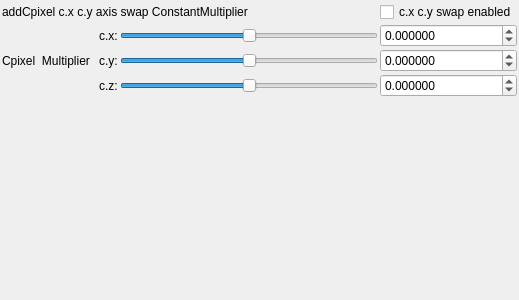
First picture: the form in mandelbulber2/qt_data/fractal_transf_add_Cpixel_CxCy_axis_swap.ui, repository buddhi1980/mandelbulber2, before the edit.
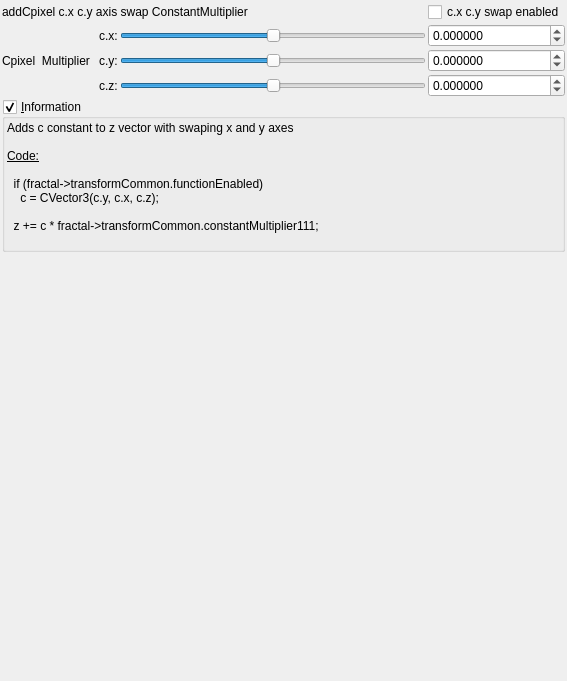
Second picture: the form after the edit. Custom widgets are drawn as their Qt base class.

Commit message: Added information box for addC transforms

What changed in the file:
```diff
--- a/mandelbulber2/qt_data/fractal_transf_add_Cpixel_CxCy_axis_swap.ui
+++ b/mandelbulber2/qt_data/fractal_transf_add_Cpixel_CxCy_axis_swap.ui
@@ -6,8 +6,8 @@
    <rect>
     <x>0</x>
     <y>0</y>
-    <width>519</width>
-    <height>300</height>
+    <width>567</width>
+    <height>681</height>
    </rect>
   </property>
   <property name="windowTitle">
@@ -240,6 +240,64 @@
      </item>
     </layout>
    </item>
+   <item>
+    <widget class="MyGroupBox" name="groupCheck_info">
+     <property name="title">
+      <string>&amp;Information</string>
+     </property>
+     <property name="flat">
+      <bool>false</bool>
+     </property>
+     <property name="checkable">
+      <bool>true</bool>
+     </property>
+     <layout class="QVBoxLayout" name="verticalLayout_2">
+      <property name="spacing">
+       <number>2</number>
+      </property>
+      <property name="leftMargin">
+       <number>2</number>
+      </property>
+      <property name="topMargin">
+       <number>2</number>
+      </property>
+      <property name="rightMargin">
+       <number>2</number>
+      </property>
+      <property name="bottomMargin">
+       <number>2</number>
+      </property>
+      <item>
+       <widget class="QLabel" name="label_4">
+        <property name="text">
+         <string>&lt;!DOCTYPE HTML PUBLIC &quot;-//W3C//DTD HTML 4.0//EN&quot; &quot;http://www.w3.org/TR/REC-html40/strict.dtd&quot;&gt;
+&lt;html&gt;&lt;head&gt;&lt;meta name=&quot;qrichtext&quot; content=&quot;1&quot; /&gt;&lt;style type=&quot;text/css&quot;&gt;
+p, li { white-space: pre-wrap; }
+&lt;/style&gt;&lt;/head&gt;&lt;body&gt;
+&lt;p style=&quot; margin-top:0px; margin-bottom:0px; margin-left:0px; margin-right:0px; -qt-block-indent:0; text-indent:0px;&quot;&gt;Adds c constant to z vector with swaping x and y axes&lt;/p&gt;
+&lt;p style=&quot;-qt-paragraph-type:empty; margin-top:0px; margin-bottom:0px; margin-left:0px; margin-right:0px; -qt-block-indent:0; text-indent:0px;&quot;&gt;&lt;br /&gt;&lt;/p&gt;
+&lt;p style=&quot; margin-top:0px; margin-bottom:0px; margin-left:0px; margin-right:0px; -qt-block-indent:0; text-indent:0px;&quot;&gt;&lt;span style=&quot; text-decoration: underline;&quot;&gt;Code:&lt;/span&gt;&lt;/p&gt;
+&lt;p style=&quot;-qt-paragraph-type:empty; margin-top:0px; margin-bottom:0px; margin-left:0px; margin-right:0px; -qt-block-indent:0; text-indent:0px; text-decoration: underline;&quot;&gt;&lt;br /&gt;&lt;/p&gt;
+&lt;p style=&quot; margin-top:0px; margin-bottom:0px; margin-left:0px; margin-right:0px; -qt-block-indent:0; text-indent:0px;&quot;&gt;  if (fractal-&amp;gt;transformCommon.functionEnabled)&lt;/p&gt;
+&lt;p style=&quot; margin-top:0px; margin-bottom:0px; margin-left:0px; margin-right:0px; -qt-block-indent:0; text-indent:0px;&quot;&gt;    c = CVector3(c.y, c.x, c.z);&lt;/p&gt;
+&lt;p style=&quot;-qt-paragraph-type:empty; margin-top:0px; margin-bottom:0px; margin-left:0px; margin-right:0px; -qt-block-indent:0; text-indent:0px;&quot;&gt;&lt;br /&gt;&lt;/p&gt;
+&lt;p style=&quot; margin-top:0px; margin-bottom:0px; margin-left:0px; margin-right:0px; -qt-block-indent:0; text-indent:0px;&quot;&gt;  z += c * fractal-&amp;gt;transformCommon.constantMultiplier111;&lt;/p&gt;
+&lt;p style=&quot; margin-top:0px; margin-bottom:0px; margin-left:0px; margin-right:0px; -qt-block-indent:0; text-indent:0px;&quot;&gt; &lt;/p&gt;&lt;/body&gt;&lt;/html&gt;</string>
+        </property>
+        <property name="wordWrap">
+         <bool>true</bool>
+        </property>
+        <property name="openExternalLinks">
+         <bool>true</bool>
+        </property>
+        <property name="textInteractionFlags">
+         <set>Qt::LinksAccessibleByMouse|Qt::TextSelectableByMouse</set>
+        </property>
+       </widget>
+      </item>
+     </layout>
+    </widget>
+   </item>
    <item>
     <spacer name="verticalSpacer">
      <property name="orientation">
@@ -261,6 +319,12 @@
    <extends>QDoubleSpinBox</extends>
    <header>mydoublespinbox.h</header>
   </customwidget>
+  <customwidget>
+   <class>MyGroupBox</class>
+   <extends>QGroupBox</extends>
+   <header>mygroupbox.h</header>
+   <container>1</container>
+  </customwidget>
  </customwidgets>
  <resources/>
  <connections/>
```
The commit also changes 7 other files.
